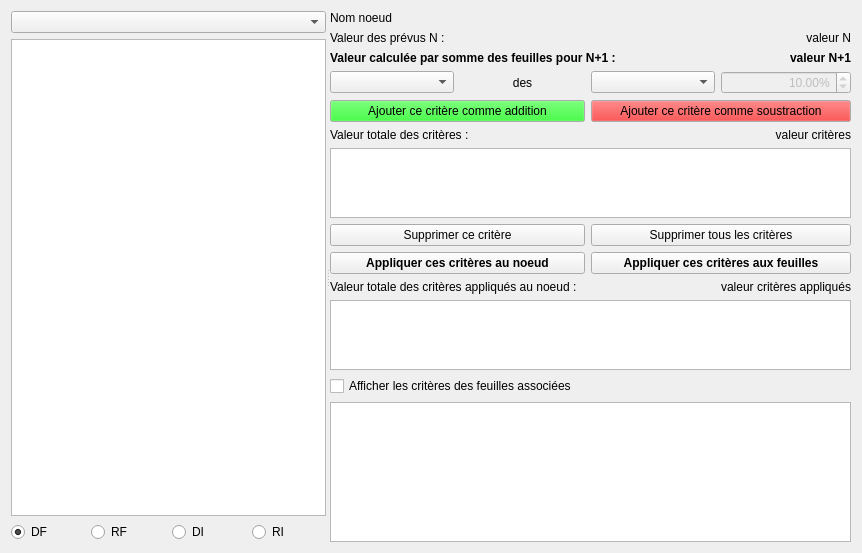
Before: the Qt Designer form formauditprevisions.ui in GiPiLab/ProtonClassicSuite, drawn with Qt 5.
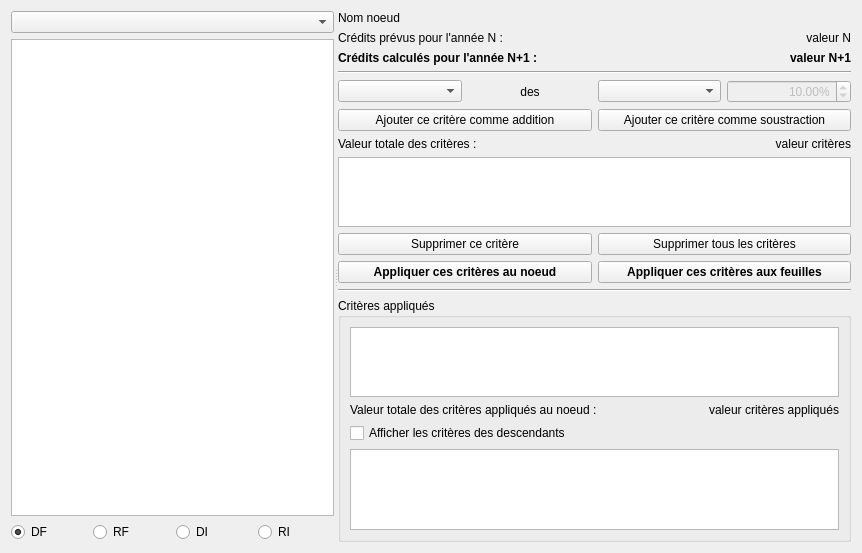
After: the same form once the commit is applied.

Commit message: Prevision form update, implemented reglin criteria

```diff
--- a/formauditprevisions.ui
+++ b/formauditprevisions.ui
@@ -78,17 +78,17 @@
      </widget>
      <widget class="QWidget" name="layoutWidget">
       <layout class="QGridLayout" name="gridLayout">
-       <item row="7" column="2" colspan="2">
+       <item row="8" column="2" colspan="2">
         <widget class="QPushButton" name="pushButtonDeleteAll">
          <property name="text">
           <string>Supprimer tous les critères</string>
          </property>
         </widget>
        </item>
-       <item row="3" column="0">
+       <item row="4" column="0">
         <widget class="QComboBox" name="comboBoxOperators"/>
        </item>
-       <item row="3" column="1">
+       <item row="4" column="1">
         <widget class="QLabel" name="label_3">
          <property name="text">
           <string>des</string>
@@ -98,54 +98,17 @@
          </property>
         </widget>
        </item>
-       <item row="4" column="0" colspan="2">
+       <item row="5" column="0" colspan="2">
         <widget class="QPushButton" name="pushButtonAddCriteriaToAdd">
-         <property name="palette">
-          <palette>
-           <active>
-            <colorrole role="Button">
-             <brush brushstyle="SolidPattern">
-              <color alpha="255">
-               <red>0</red>
-               <green>255</green>
-               <blue>0</blue>
-              </color>
-             </brush>
-            </colorrole>
-           </active>
-           <inactive>
-            <colorrole role="Button">
-             <brush brushstyle="SolidPattern">
-              <color alpha="255">
-               <red>0</red>
-               <green>255</green>
-               <blue>0</blue>
-              </color>
-             </brush>
-            </colorrole>
-           </inactive>
-           <disabled>
-            <colorrole role="Button">
-             <brush brushstyle="SolidPattern">
-              <color alpha="255">
-               <red>0</red>
-               <green>255</green>
-               <blue>0</blue>
-              </color>
-             </brush>
-            </colorrole>
-           </disabled>
-          </palette>
-         </property>
          <property name="text">
           <string>Ajouter ce critère comme addition</string>
          </property>
         </widget>
        </item>
-       <item row="3" column="2">
+       <item row="4" column="2">
         <widget class="QComboBox" name="comboBoxORED"/>
        </item>
-       <item row="3" column="3">
+       <item row="4" column="3">
         <widget class="QDoubleSpinBox" name="doubleSpinBox">
          <property name="enabled">
           <bool>false</bool>
@@ -170,85 +133,24 @@
          </property>
         </widget>
        </item>
-       <item row="4" column="2" colspan="2">
-        <widget class="QPushButton" name="pushButtonAddCriteriaToSubstract">
-         <property name="palette">
-          <palette>
-           <active>
-            <colorrole role="Button">
-             <brush brushstyle="SolidPattern">
-              <color alpha="255">
-               <red>255</red>
-               <green>0</green>
-               <blue>0</blue>
-              </color>
-             </brush>
-            </colorrole>
-           </active>
-           <inactive>
-            <colorrole role="Button">
-             <brush brushstyle="SolidPattern">
-              <color alpha="255">
-               <red>255</red>
-               <green>0</green>
-               <blue>0</blue>
-              </color>
-             </brush>
-            </colorrole>
-           </inactive>
-           <disabled>
-            <colorrole role="Button">
-             <brush brushstyle="SolidPattern">
-              <color alpha="255">
-               <red>255</red>
-               <green>0</green>
-               <blue>0</blue>
-              </color>
-             </brush>
-            </colorrole>
-           </disabled>
-          </palette>
-         </property>
-         <property name="text">
-          <string>Ajouter ce critère comme soustraction</string>
-         </property>
-        </widget>
-       </item>
-       <item row="11" column="0" colspan="4">
-        <widget class="QCheckBox" name="checkBoxDisplayLeafCriteria">
-         <property name="text">
-          <string>Afficher les critères des feuilles associées</string>
-         </property>
-        </widget>
-       </item>
        <item row="1" column="0" colspan="2">
         <widget class="QLabel" name="label_2">
          <property name="text">
-          <string>Valeur des prévus N :</string>
+          <string>Crédits prévus pour l'année N :</string>
          </property>
         </widget>
        </item>
-       <item row="12" column="0" colspan="4">
-        <widget class="QTextBrowser" name="textBrowser">
-         <property name="sizePolicy">
-          <sizepolicy hsizetype="Expanding" vsizetype="Expanding">
-           <horstretch>2</horstretch>
-           <verstretch>3</verstretch>
-          </sizepolicy>
+       <item row="5" column="2" colspan="2">
+        <widget class="QPushButton" name="pushButtonAddCriteriaToSubstract">
+         <property name="text">
+          <string>Ajouter ce critère comme soustraction</string>
          </property>
-         <property name="font">
-          <font>
-           <pointsize>8</pointsize>
-          </font>
-         </property>
-         <property name="lineWrapMode">
-          <enum>QTextEdit::NoWrap</enum>
-         </property>
-         <property name="readOnly">
-          <bool>true</bool>
-         </property>
-         <property name="openLinks">
-          <bool>false</bool>
+        </widget>
+       </item>
+       <item row="6" column="0" colspan="3">
+        <widget class="QLabel" name="label">
+         <property name="text">
+          <string>Valeur totale des critères :</string>
          </property>
         </widget>
        </item>
@@ -272,14 +174,7 @@
          </property>
         </widget>
        </item>
-       <item row="5" column="0" colspan="3">
-        <widget class="QLabel" name="label">
-         <property name="text">
-          <string>Valeur totale des critères :</string>
-         </property>
-        </widget>
-       </item>
-       <item row="5" column="3">
+       <item row="6" column="3">
         <widget class="QLabel" name="labelValuePrevisionItem">
          <property name="text">
           <string>valeur critères</string>
@@ -314,11 +209,11 @@
           </font>
          </property>
          <property name="text">
-          <string>Valeur calculée par somme des feuilles pour N+1 :</string>
+          <string>Crédits calculés pour l'année N+1 :</string>
          </property>
         </widget>
        </item>
-       <item row="8" column="2" colspan="2">
+       <item row="9" column="2" colspan="2">
         <widget class="QPushButton" name="pushButtonApplyToLeaves">
          <property name="font">
           <font>
@@ -331,85 +226,14 @@
          </property>
         </widget>
        </item>
-       <item row="10" column="0" colspan="4">
-        <widget class="QTableView" name="tableViewCriteria">
-         <property name="sizePolicy">
-          <sizepolicy hsizetype="Expanding" vsizetype="Expanding">
-           <horstretch>2</horstretch>
-           <verstretch>1</verstretch>
-          </sizepolicy>
-         </property>
-         <property name="editTriggers">
-          <set>QAbstractItemView::NoEditTriggers</set>
-         </property>
-         <property name="showDropIndicator" stdset="0">
-          <bool>false</bool>
-         </property>
-         <property name="selectionMode">
-          <enum>QAbstractItemView::NoSelection</enum>
-         </property>
-         <property name="selectionBehavior">
-          <enum>QAbstractItemView::SelectRows</enum>
-         </property>
-         <property name="wordWrap">
-          <bool>false</bool>
-         </property>
-         <property name="cornerButtonEnabled">
-          <bool>false</bool>
-         </property>
-         <attribute name="horizontalHeaderStretchLastSection">
-          <bool>true</bool>
-         </attribute>
-         <attribute name="verticalHeaderVisible">
-          <bool>false</bool>
-         </attribute>
-         <attribute name="verticalHeaderDefaultSectionSize">
-          <number>21</number>
-         </attribute>
-        </widget>
-       </item>
-       <item row="6" column="0" colspan="4">
-        <widget class="QTableView" name="tableViewRecentCriteria">
-         <property name="sizePolicy">
-          <sizepolicy hsizetype="Expanding" vsizetype="Expanding">
-           <horstretch>2</horstretch>
-           <verstretch>1</verstretch>
-          </sizepolicy>
-         </property>
-         <property name="editTriggers">
-          <set>QAbstractItemView::NoEditTriggers</set>
-         </property>
-         <property name="selectionMode">
-          <enum>QAbstractItemView::SingleSelection</enum>
-         </property>
-         <property name="selectionBehavior">
-          <enum>QAbstractItemView::SelectRows</enum>
-         </property>
-         <property name="wordWrap">
-          <bool>false</bool>
-         </property>
-         <property name="cornerButtonEnabled">
-          <bool>false</bool>
-         </property>
-         <attribute name="horizontalHeaderStretchLastSection">
-          <bool>true</bool>
-         </attribute>
-         <attribute name="verticalHeaderVisible">
-          <bool>false</bool>
-         </attribute>
-         <attribute name="verticalHeaderDefaultSectionSize">
-          <number>21</number>
-         </attribute>
-        </widget>
-       </item>
-       <item row="7" column="0" colspan="2">
+       <item row="8" column="0" colspan="2">
         <widget class="QPushButton" name="pushButtonDelCriteria">
          <property name="text">
           <string>Supprimer ce critère</string>
          </property>
         </widget>
        </item>
-       <item row="8" column="0" colspan="2">
+       <item row="9" column="0" colspan="2">
         <widget class="QPushButton" name="pushButtonApplyToNode">
          <property name="font">
           <font>
@@ -422,20 +246,145 @@
          </property>
         </widget>
        </item>
-       <item row="9" column="0" colspan="3">
-        <widget class="QLabel" name="label_5">
-         <property name="text">
-          <string>Valeur totale des critères appliqués au noeud :</string>
+       <item row="7" column="0" colspan="4">
+        <widget class="QTableView" name="tableViewRecentCriteria">
+         <property name="sizePolicy">
+          <sizepolicy hsizetype="Expanding" vsizetype="Expanding">
+           <horstretch>2</horstretch>
+           <verstretch>1</verstretch>
+          </sizepolicy>
          </property>
+         <property name="editTriggers">
+          <set>QAbstractItemView::NoEditTriggers</set>
+         </property>
+         <property name="selectionMode">
+          <enum>QAbstractItemView::SingleSelection</enum>
+         </property>
+         <property name="selectionBehavior">
+          <enum>QAbstractItemView::SelectRows</enum>
+         </property>
+         <property name="wordWrap">
+          <bool>false</bool>
+         </property>
+         <property name="cornerButtonEnabled">
+          <bool>false</bool>
+         </property>
+         <attribute name="horizontalHeaderStretchLastSection">
+          <bool>true</bool>
+         </attribute>
+         <attribute name="verticalHeaderVisible">
+          <bool>false</bool>
+         </attribute>
+         <attribute name="verticalHeaderDefaultSectionSize">
+          <number>21</number>
+         </attribute>
         </widget>
        </item>
-       <item row="9" column="3">
-        <widget class="QLabel" name="labelValueAppliedItems">
-         <property name="text">
-          <string>valeur critères appliqués</string>
+       <item row="11" column="0" colspan="4">
+        <widget class="QGroupBox" name="groupBox">
+         <property name="title">
+          <string>Critères appliqués</string>
          </property>
-         <property name="alignment">
-          <set>Qt::AlignRight|Qt::AlignTrailing|Qt::AlignVCenter</set>
+         <layout class="QGridLayout" name="gridLayout_3">
+          <item row="1" column="0" colspan="2">
+           <widget class="QTableView" name="tableViewCriteria">
+            <property name="sizePolicy">
+             <sizepolicy hsizetype="Expanding" vsizetype="Expanding">
+              <horstretch>2</horstretch>
+              <verstretch>1</verstretch>
+             </sizepolicy>
+            </property>
+            <property name="editTriggers">
+             <set>QAbstractItemView::NoEditTriggers</set>
+            </property>
+            <property name="showDropIndicator" stdset="0">
+             <bool>false</bool>
+            </property>
+            <property name="selectionMode">
+             <enum>QAbstractItemView::NoSelection</enum>
+            </property>
+            <property name="selectionBehavior">
+             <enum>QAbstractItemView::SelectRows</enum>
+            </property>
+            <property name="wordWrap">
+             <bool>false</bool>
+            </property>
+            <property name="cornerButtonEnabled">
+             <bool>false</bool>
+            </property>
+            <attribute name="horizontalHeaderStretchLastSection">
+             <bool>true</bool>
+            </attribute>
+            <attribute name="verticalHeaderVisible">
+             <bool>false</bool>
+            </attribute>
+            <attribute name="verticalHeaderDefaultSectionSize">
+             <number>21</number>
+            </attribute>
+           </widget>
+          </item>
+          <item row="4" column="0" colspan="2">
+           <widget class="QTextBrowser" name="textBrowser">
+            <property name="sizePolicy">
+             <sizepolicy hsizetype="Expanding" vsizetype="Expanding">
+              <horstretch>2</horstretch>
+              <verstretch>3</verstretch>
+             </sizepolicy>
+            </property>
+            <property name="font">
+             <font>
+              <pointsize>8</pointsize>
+             </font>
+            </property>
+            <property name="lineWrapMode">
+             <enum>QTextEdit::NoWrap</enum>
+            </property>
+            <property name="readOnly">
+             <bool>true</bool>
+            </property>
+            <property name="openLinks">
+             <bool>false</bool>
+            </property>
+           </widget>
+          </item>
+          <item row="3" column="0" colspan="2">
+           <widget class="QCheckBox" name="checkBoxDisplayLeafCriteria">
+            <property name="text">
+             <string>Afficher les critères des descendants</string>
+            </property>
+           </widget>
+          </item>
+          <item row="2" column="0">
+           <widget class="QLabel" name="label_5">
+            <property name="text">
+             <string>Valeur totale des critères appliqués au noeud :</string>
+            </property>
+           </widget>
+          </item>
+          <item row="2" column="1">
+           <widget class="QLabel" name="labelValueAppliedItems">
+            <property name="text">
+             <string>valeur critères appliqués</string>
+            </property>
+            <property name="alignment">
+             <set>Qt::AlignRight|Qt::AlignTrailing|Qt::AlignVCenter</set>
+            </property>
+           </widget>
+          </item>
+         </layout>
+        </widget>
+       </item>
+       <item row="3" column="0" colspan="4">
+        <widget class="Line" name="line">
+         <property name="orientation">
+          <enum>Qt::Horizontal</enum>
+         </property>
+        </widget>
+       </item>
+       <item row="10" column="0" colspan="4">
+        <widget class="Line" name="line_2">
+         <property name="orientation">
+          <enum>Qt::Horizontal</enum>
          </property>
         </widget>
        </item>
```
Left out of the diff: 2 changed lines with no effect on the pictures. The commit also changes 5 other files.
